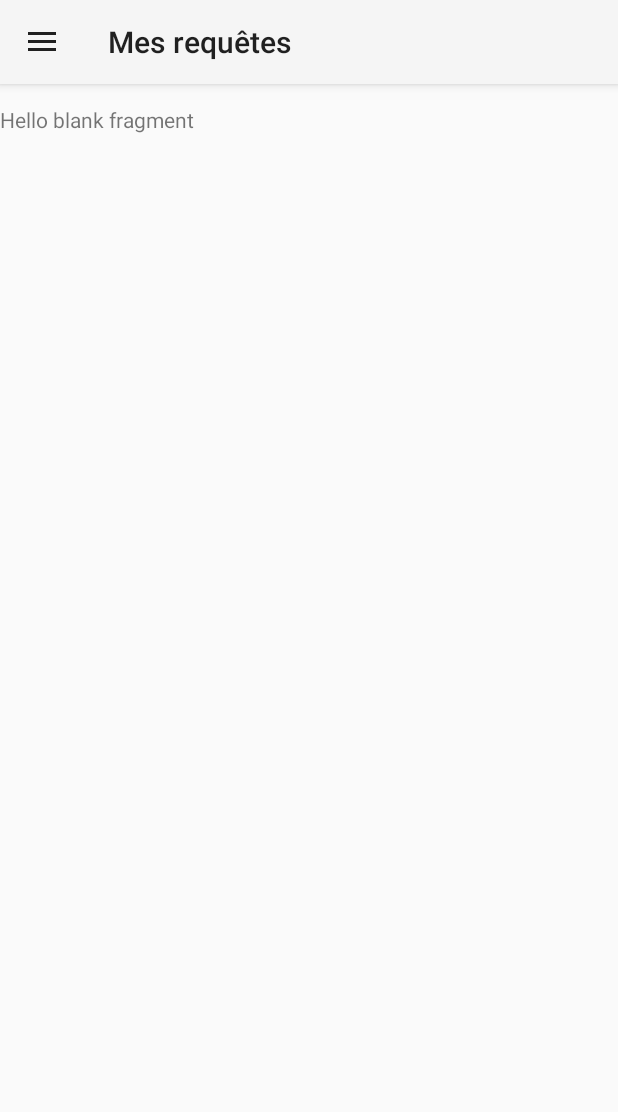
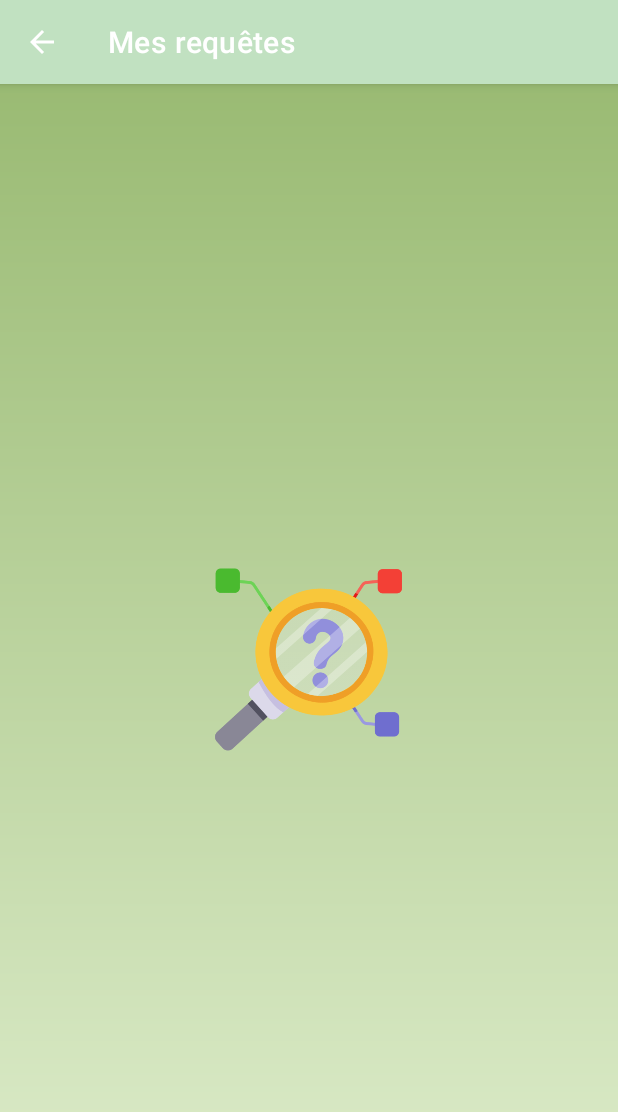
Before and after one commit to sutakos/PowerHome, an Android app: the fragment MesRequetesFragment placed in its activity, on a phone screen of 412 x 824 dp. Shown: the top 1112 px of the screen. Run offline under Robolectric (Android 15) with nearby library versions, the phone set to English and light mode, and no system bars; libraries missing offline, so code that uses them is left out: com.koushikdutta.async, com.koushikdutta.ion; pictures from the network do not load; 1 statement that could not run was skipped.

Commit message:
modif darkmode - lucie p

```diff
--- a/app/src/main/java/iut/dam/powerhome/MainActivity.java
+++ b/app/src/main/java/iut/dam/powerhome/MainActivity.java
@@ -1,6 +1,8 @@
 package iut.dam.powerhome;
 
 import android.content.Intent;
+import android.content.SharedPreferences;
+import android.content.res.ColorStateList;
 import android.os.Bundle;
 import android.view.MenuItem;
 import android.view.View;
@@ -9,6 +11,8 @@ import android.widget.TextView;
 import androidx.activity.EdgeToEdge;
 import androidx.appcompat.app.ActionBarDrawerToggle;
 import androidx.appcompat.app.AppCompatActivity;
+import androidx.appcompat.widget.Toolbar;
+import androidx.core.content.ContextCompat;
 import androidx.core.view.GravityCompat;
 import androidx.drawerlayout.widget.DrawerLayout;
 import androidx.fragment.app.Fragment;
@@ -28,7 +32,7 @@ import iut.dam.powerhome.fragments.SeDeconnecterFragment;
 
 public class MainActivity extends AppCompatActivity implements NavigationView.OnNavigationItemSelectedListener{
     DrawerLayout drawerDL;
-        ActionBarDrawerToggle toggle;
+    ActionBarDrawerToggle toggle;
     FragmentManager fm;
     NavigationView navNV;
     MonHabitatFragment monHabitat = new MonHabitatFragment();
@@ -38,71 +42,121 @@ public class MainActivity extends AppCompatActivity implements NavigationView.On
     @Override
     protected void onCreate(Bundle savedInstanceState) {
         super.onCreate(savedInstanceState);
-        EdgeToEdge.enable(this);
+        applyTheme();
         setContentView(R.layout.activity_main);
 
-        // Barre de navigation
+        // Initialisation Toolbar
+        Toolbar toolbar = findViewById(R.id.toolbar);
+        setSupportActionBar(toolbar);
+
+        // Initialisation des vues
         drawerDL = findViewById(R.id.drawer);
         navNV = findViewById(R.id.nav_view);
+        fm = getSupportFragmentManager();
 
-        // Header de la barre de navigation
+        // Configuration du DrawerToggle
+        toggle = new ActionBarDrawerToggle(
+                this,
+                drawerDL,
+                toolbar,
+                R.string.open,
+                R.string.close
+        );
+        drawerDL.addDrawerListener(toggle);
+        toggle.syncState();
+
+        // Configuration ActionBar
+        if (getSupportActionBar() != null) {
+            getSupportActionBar().setDisplayHomeAsUpEnabled(true);
+        }
+
+        // Configuration du header
         View headerView = navNV.getHeaderView(0);
         TextView mail_name = headerView.findViewById(R.id.user_name);
+        if (getIntent() != null && getIntent().getExtras() != null) {
+            String email = getIntent().getExtras().getString("mail");
+            if (email != null) mail_name.setText(email);
+        }
 
-        Intent intent = getIntent();
-        Bundle bundle = intent.getExtras();
+        // Arguments du fragment
+        if (getIntent() != null && getIntent().getParcelableArrayListExtra("appliances") != null) {
+            Bundle app = new Bundle();
+            app.putParcelableArrayList("appliances", getIntent().getParcelableArrayListExtra("appliances"));
+            monHabitat.setArguments(app);
+        }
 
-        assert bundle != null;
-        String email = bundle.getString("mail");
-        mail_name.setText(email);
+        // Navigation
+        navNV.setNavigationItemSelectedListener(this);
 
-        toggle = new ActionBarDrawerToggle(this, drawerDL,
-                        R.string.open, R.string.close);
-
-        fm = getSupportFragmentManager();
-
-        drawerDL.setDrawerListener(toggle);
-        toggle.syncState();
-        getSupportActionBar().setDisplayHomeAsUpEnabled(true);
-
-
-        navNV.setNavigationItemSelectedListener(this);
-        navNV.getMenu().performIdentifierAction(R.id.habitat, 0);
-
-        Bundle app = new Bundle();
-        app.putParcelableArrayList("appliances",getIntent().getParcelableArrayListExtra("appliances"));
-        monHabitat.setArguments(app);
+        // Chargement initial du fragment
+        if (savedInstanceState == null) {
+            navNV.setCheckedItem(R.id.habitat);
+            loadFragment(new HabitatsFragment());
+        }
     }
 
     @Override
     public boolean onOptionsItemSelected(MenuItem item){
         return toggle.onOptionsItemSelected(item);
     }
+
+    private void loadFragment(Fragment fragment) {
+        fm.beginTransaction()
+                .replace(R.id.contentFL, fragment)
+                .commit();
+    }
+
     @Override
     public boolean onNavigationItemSelected(MenuItem item){
-        if (item.getItemId() == R.id.monhabitat){
-            fm.beginTransaction().replace(R.id.contentFL,
-                    monHabitat).commit();
-        } else if (item.getItemId() == R.id.habitat) {
-            fm.beginTransaction().replace(R.id.contentFL,
-                    new HabitatsFragment()).commit();
+        int id = item.getItemId();
+
+        if (id == R.id.monhabitat) {
+            loadFragment(monHabitat);
+        } else if (id == R.id.habitat) {
+            loadFragment(new HabitatsFragment());
+        } else if (id == R.id.requete) {
+            loadFragment(new MesRequetesFragment());
+        } else if (id == R.id.setting) {
+            loadFragment(new ParametresFragment());
+        } else if (id == R.id.disconnect) {
+            loadFragment(new SeDeconnecterFragment());
         }
-        else if (item.getItemId() == R.id.requete) {
-            fm.beginTransaction().replace(R.id.contentFL,
-                    new MesRequetesFragment())
-                    .commit();
-        }
-        else if (item.getItemId() == R.id.setting) {
-            fm.beginTransaction().replace(R.id.contentFL,
-                    new ParametresFragment()).commit();
-        }
-        else if (item.getItemId() == R.id.disconnect) {
-            fm.beginTransaction().replace(R.id.contentFL,
-                    new SeDeconnecterFragment()).commit();
-        }
+
         drawerDL.closeDrawer(GravityCompat.START);
         return true;
     }
 
+    private void applyTheme() {
+        SharedPreferences prefs = getSharedPreferences("app_settings", MODE_PRIVATE);
+        boolean darkMode = prefs.getBoolean("dark_mode", false);
+
+        if (darkMode) {
+            setTheme(R.style.Theme_PowerHome_Dark);
+        } else {
+            setTheme(R.style.Theme_PowerHome);
+        }
+    }
+
+    private void setupNavigationView() {
+        NavigationView navigationView = findViewById(R.id.nav_view);
+        SharedPreferences prefs = getSharedPreferences("app_settings", MODE_PRIVATE);
+        boolean darkMode = prefs.getBoolean("dark_mode", false);
+
+        if (darkMode) {
+            navigationView.setBackgroundColor(ContextCompat.getColor(this, R.color.dark_navbar));
+            navigationView.setItemTextColor(ColorStateList.valueOf(ContextCompat.getColor(this, R.color.white)));
+            navigationView.setItemIconTintList(ColorStateList.valueOf(ContextCompat.getColor(this, R.color.white)));
+        }
+    }
+
+    public void toggleDarkMode(boolean enable) {
+        SharedPreferences.Editor editor = getSharedPreferences("app_settings", MODE_PRIVATE).edit();
+        editor.putBoolean("dark_mode", enable);
+        editor.apply();
+
+        // Recréer l'activité pour appliquer le thème
+        recreate();
+    }
+
 
 }
--- a/app/src/main/java/iut/dam/powerhome/fragments/HabitatsFragment.java
+++ b/app/src/main/java/iut/dam/powerhome/fragments/HabitatsFragment.java
@@ -28,7 +28,7 @@ import iut.dam.powerhome.R;
 
 
 public class HabitatsFragment extends Fragment {
-    String urlString = "http://10.0.2.2/powerhome_server/getHabitats.php";
+    String urlString = "http://192.168.1.30/powerhome_server/getHabitats.php";
     List<Habitat> habitats = new ArrayList<>();
     ProgressDialog pDialog;
     HabitatAdapter adapter;
@@ -68,7 +68,7 @@ public class HabitatsFragment extends Fragment {
         pDialog.setCancelable(false);
         pDialog.show();
 
-        String urlString = "http://192.168.1.19/powerhome_server/getHabitats_v2.php?token=0645901e34c2fbe1c0e3761642e728a3";
+        String urlString = "http://192.168.1.30/powerhome_server/getHabitats_v2.php?token=0645901e34c2fbe1c0e3761642e728a3";
         Ion.with(this.getActivity())
                 .load(urlString)
                 .asString()
--- a/app/src/main/res/layout/activity_main.xml
+++ b/app/src/main/res/layout/activity_main.xml
@@ -1,26 +1,39 @@
-<androidx.drawerlayout.widget.DrawerLayout xmlns:android="http://schemas.android.com/apk/res/android"
+<androidx.drawerlayout.widget.DrawerLayout
+    xmlns:android="http://schemas.android.com/apk/res/android"
     xmlns:app="http://schemas.android.com/apk/res-auto"
     android:id="@+id/drawer"
+    android:layout_width="match_parent"
     android:layout_height="match_parent"
-    android:layout_width="match_parent"
-    android:layout_marginTop="22dp">
+    android:fitsSystemWindows="true">
 
-    <FrameLayout
-        android:id="@+id/contentFL"
+    <!-- Contenu principal -->
+    <LinearLayout
         android:layout_width="match_parent"
-        android:layout_height="0dp"
-        android:layout_marginTop="48dp"/>
+        android:layout_height="match_parent"
+        android:orientation="vertical">
 
+        <androidx.appcompat.widget.Toolbar
+            android:id="@+id/toolbar"
+            android:layout_width="match_parent"
+            android:layout_height="?attr/actionBarSize"
+            android:background="?attr/colorPrimary"
+            android:elevation="4dp"
+            android:theme="@style/ThemeOverlay.AppCompat.Dark.ActionBar"/>
 
+        <!-- Conteneur des fragments -->
+        <FrameLayout
+            android:id="@+id/contentFL"
+            android:layout_width="match_parent"
+            android:layout_height="0dp"
+            android:layout_weight="1"/>
+    </LinearLayout>
+
+    <!-- Menu de navigation -->
     <com.google.android.material.navigation.NavigationView
         android:id="@+id/nav_view"
-
         android:layout_width="wrap_content"
         android:layout_height="match_parent"
         android:layout_gravity="start"
-        android:layout_marginTop="?android:attr/actionBarSize"
         app:headerLayout="@layout/nav_header"
         app:menu="@menu/nav_menu"/>
-
-
 </androidx.drawerlayout.widget.DrawerLayout>
--- a/app/src/main/res/layout/fragment_habitats.xml
+++ b/app/src/main/res/layout/fragment_habitats.xml
@@ -1,5 +1,5 @@
 <?xml version="1.0" encoding="utf-8"?>
-<LinearLayout
+<FrameLayout
     xmlns:android="http://schemas.android.com/apk/res/android"
     xmlns:app="http://schemas.android.com/apk/res-auto"
     xmlns:tools="http://schemas.android.com/tools"
@@ -38,4 +38,4 @@
             android:layout_height="match_parent"/>
 
     </LinearLayout>
-</LinearLayout>
+</FrameLayout>
--- a/app/src/main/res/layout/fragment_mes_requetes.xml
+++ b/app/src/main/res/layout/fragment_mes_requetes.xml
@@ -6,9 +6,10 @@
     tools:context=".fragments.MesRequetesFragment">
 
     <!-- TODO: Update blank fragment layout -->
-    <TextView
-        android:layout_width="match_parent"
-        android:layout_height="match_parent"
-        android:text="@string/hello_blank_fragment" />
+   <ImageView
+       android:layout_width="150dp"
+       android:layout_height="150dp"
+       android:layout_gravity="center"
+       android:src="@drawable/requetes" />
 
 </FrameLayout>
--- a/app/src/main/res/layout/fragment_parametres.xml
+++ b/app/src/main/res/layout/fragment_parametres.xml
@@ -22,6 +22,7 @@
     android:layout_marginStart="20dp"
     android:layout_marginEnd="20dp">
     <androidx.cardview.widget.CardView
+        style="@style/CardView"
         android:layout_width="match_parent"
         android:layout_height="70dp">
         <TextView
--- a/app/src/main/res/values-night/themes.xml
+++ b/app/src/main/res/values-night/themes.xml
@@ -1,7 +1,3 @@
 <resources xmlns:tools="http://schemas.android.com/tools">
-    <!-- Base application theme. -->
-    <style name="Base.Theme.PowerHome" parent="Theme.AppCompat.Light.NoActionBar">
-        <!-- Customize your dark theme here. -->
-        <!-- <item name="colorPrimary">@color/my_dark_primary</item> -->
-    </style>
+
 </resources>
--- a/app/src/main/res/values-v23/themes.xml
+++ b/app/src/main/res/values-v23/themes.xml
@@ -1,9 +1,3 @@
 <resources xmlns:tools="http://schemas.android.com/tools">
 
-    <style name="Theme.PowerHome" parent="Base.Theme.PowerHome">
-        <!-- Transparent system bars for edge-to-edge. -->
-        <item name="android:navigationBarColor">@android:color/transparent</item>
-        <item name="android:statusBarColor">@android:color/transparent</item>
-        <item name="android:windowLightStatusBar">?attr/isLightTheme</item>
-    </style>
 </resources>
--- a/app/src/main/res/values/colors.xml
+++ b/app/src/main/res/values/colors.xml
@@ -15,4 +15,7 @@
     <color name="teal_700">#FF018786</color>
     <color name="light_green">#50C878</color>
 
+    <!-- light and night mode pour le nav_bar -->
+    <color name="light_navbar">#FFFFFFFF</color> <!-- Blanc -->
+    <color name="dark_navbar">#FF1A1A1A</color> <!-- Noir foncé -->
 </resources>
--- a/app/src/main/res/values/themes.xml
+++ b/app/src/main/res/values/themes.xml
@@ -2,8 +2,31 @@
     <!-- Base application theme. -->
     <style name="Base.Theme.PowerHome" parent="Theme.AppCompat.Light.NoActionBar">
         <!-- Customize your light theme here. -->
-        <!-- <item name="colorPrimary">@color/my_light_primary</item> -->
     </style>
-
-    <style name="Theme.PowerHome" parent="Base.Theme.PowerHome" />
+    <style name="Theme.PowerHome" parent="Theme.MaterialComponents.DayNight.NoActionBar">
+        <!-- Couleurs claires par défaut -->
+        <item name="colorPrimary">#C1E1C1</item>
+        <item name="colorPrimaryDark">#5F9EA0</item>
+        <item name="colorAccent">@color/teal_200</item>
+        <item name="android:windowBackground">@drawable/gradient_background</item>
+        <item name="android:textColorPrimary">@color/black</item>
+        <item name="cardViewStyle">@style/CardView.Light</item>
+    </style>
+    <style name="Theme.PowerHome.Dark" parent="Theme.MaterialComponents.DayNight.NoActionBar">
+        <!-- Thème sombre -->
+        <item name="colorPrimary">#478778</item>
+        <item name="colorPrimaryDark">#097969</item>
+        <item name="colorOnPrimary">@color/black</item>
+        <item name="android:windowBackground">@drawable/gradient_background</item>
+        <item name="android:textColorPrimary">@color/white</item>
+        <item name="cardViewStyle">@style/CardView.Dark</item>
+    </style>
+    <style name="CardView.Light" parent="CardView">
+        <item name="cardBackgroundColor">@color/white</item>
+        <item name="cardElevation">4dp</item>
+    </style>
+    <style name="CardView.Dark" parent="CardView">
+        <item name="cardBackgroundColor">#5F8575</item>
+        <item name="cardElevation">4dp</item>
+    </style>
 </resources>
```
Also changed, not shown: app/src/main/java/iut/dam/powerhome/fragments/ParametresFragment.java (+9 -19 lines), app/src/main/res/drawable/requetes.png (added).
